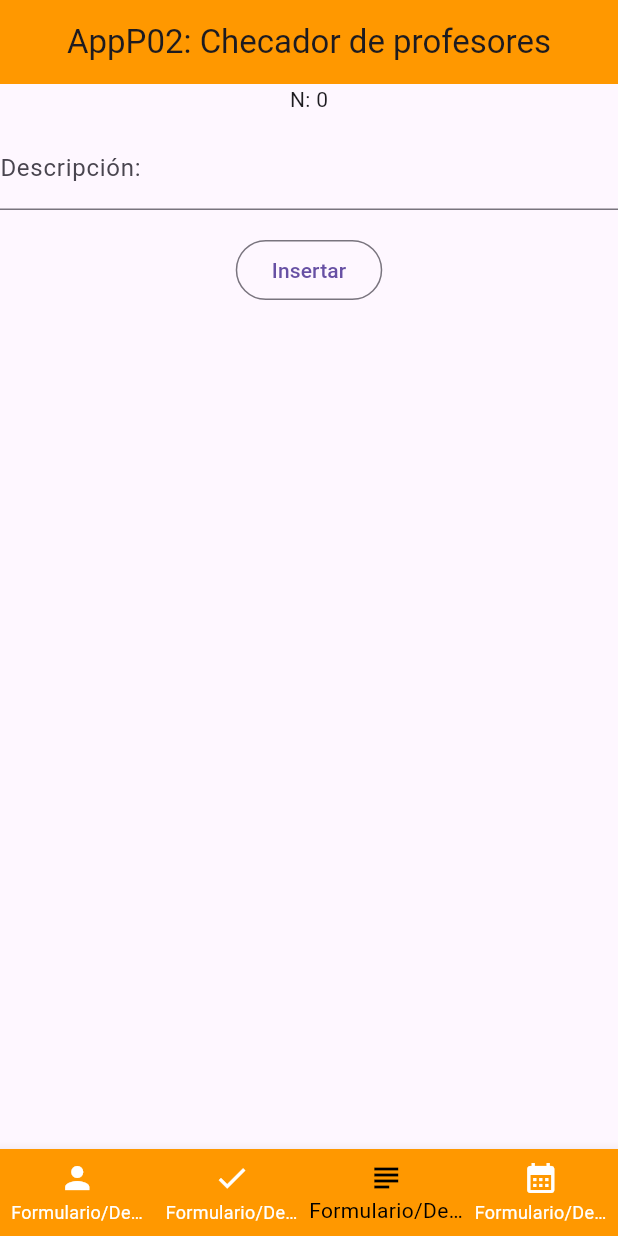
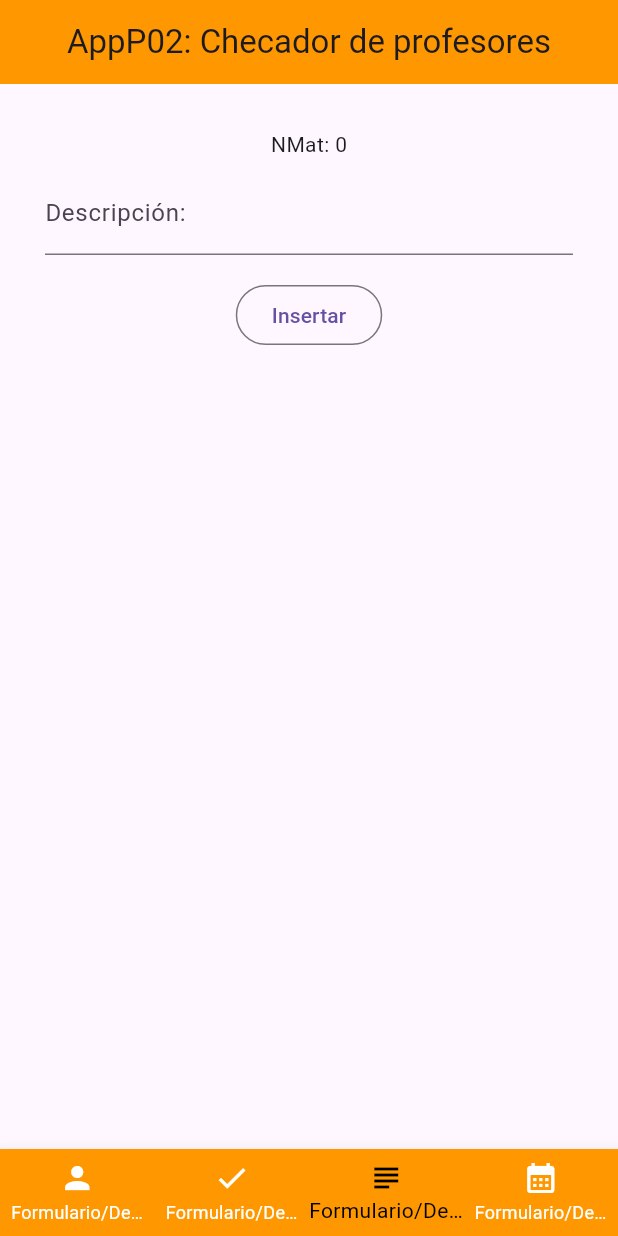
Before and after one commit to GusdeJAR/U3_Practica2_Checador, a Flutter app: the screen it shows after launch, item 3 of the bottom bar chosen, on a phone screen of 412 x 824 dp. Run offline on Flutter 3.47's test engine with Material 3 defaults, Android fonts, the phone set to English and light mode, and no system bars; our stand-ins replace table_calendar.

Commit message:
Corrección de crasheo con el BottomNavigationBar

```diff
--- a/lib/principal.dart
+++ b/lib/principal.dart
@@ -59,13 +59,17 @@ class _AppP02CState extends State<AppP02C> {
     );
   }
   Widget formularioDetalleProfesor(){
-    return Column(
+    return Padding(
+      padding: EdgeInsets.all(30),
+      child: SingleChildScrollView(
+        child: Column(
+          crossAxisAlignment: CrossAxisAlignment.stretch,
       children: [
         SizedBox(
           child: Column(
             children: [
               Text(
-                "N: $nprofesor"
+                "NP: $nprofesor"
               ),
               SizedBox(height: 8),
               TextField(
@@ -212,15 +216,16 @@ class _AppP02CState extends State<AppP02C> {
        ),
        ),
       ]
+      )
+      )
     );
   }
   Widget formularioDetalleAsistencia(){
-    return Center(
+    return Padding(
+      padding: EdgeInsets.all(30),
+      child: SingleChildScrollView(
         child: Column(
-          crossAxisAlignment: CrossAxisAlignment.center,
-          children: [
-            SizedBox(
-              child: Column(
+          crossAxisAlignment: CrossAxisAlignment.stretch,
             children: [
                     Text(
                         'ID: $idasistencia'
@@ -366,21 +371,19 @@ class _AppP02CState extends State<AppP02C> {
                   }
               )
           ),*/
-                ],
+        ]
       ),
-            ),
-          ]
     ),
     );
   }
   Widget formularioDetalleMateria(){
-    return Column(
-      children: [
-        SizedBox(
+    return Padding(
+      padding: EdgeInsets.all(30),
+      child: SingleChildScrollView(
         child: Column(
           children: [
                   Text(
-                'N: $nmat'
+                    'NMat: $nmat'
                   ),
                   SizedBox(height: 8),
                   TextField(
@@ -517,16 +520,15 @@ class _AppP02CState extends State<AppP02C> {
                     }
                 );
             ),*/
-            ]
+          ],
         ),
-        )
-      ],
+      ),
     );
   }
   Widget formularioDetalleHorario(){
-    return Column(
-      children: [
-        SizedBox(
+    return Padding(
+      padding: EdgeInsets.all(30),
+      child: SingleChildScrollView(
         child: Column(
                 children: [
                   Text(
@@ -542,7 +544,9 @@ class _AppP02CState extends State<AppP02C> {
                   ),
                   SizedBox(height: 8),
                   Text(
-                'Hora seleccionada: ${hora!.format(context) ?? TimeOfDay.now().format(context)}',
+                    hora != null
+                        ? 'Hora seleccionada: ${hora!.format(context)}'
+                        : 'Hora: (No seleccionada)',
                   ),
                   SizedBox(height: 8),
                   ElevatedButton(
@@ -702,8 +706,7 @@ class _AppP02CState extends State<AppP02C> {
             ),*/
           ]
         ),
-        )
-    ],
+      ),
     );
   }
   Future<void> _mostrarSelectorDeHora(BuildContext context) async {
@@ -728,7 +731,6 @@ class _AppP02CState extends State<AppP02C> {
       });
     }
   }
-
   void _mostrarDialogoDeFecha(BuildContext context) {
     showDialog(
       context: context,
```
Lines whose indentation alone changed are shown as unchanged.
